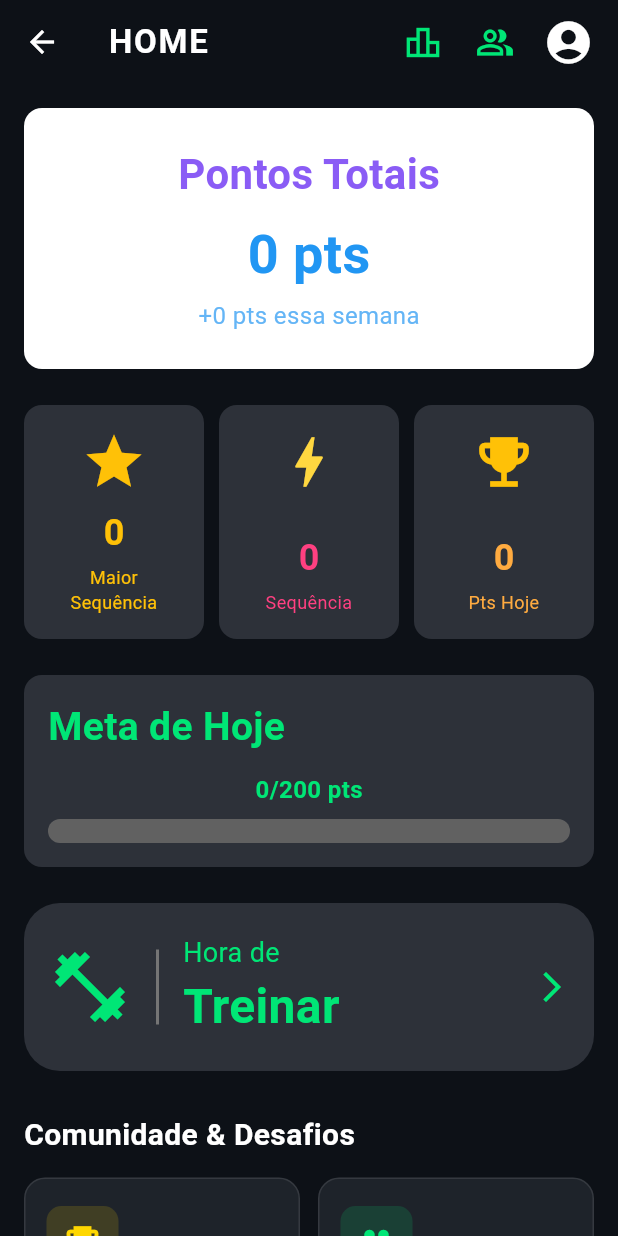
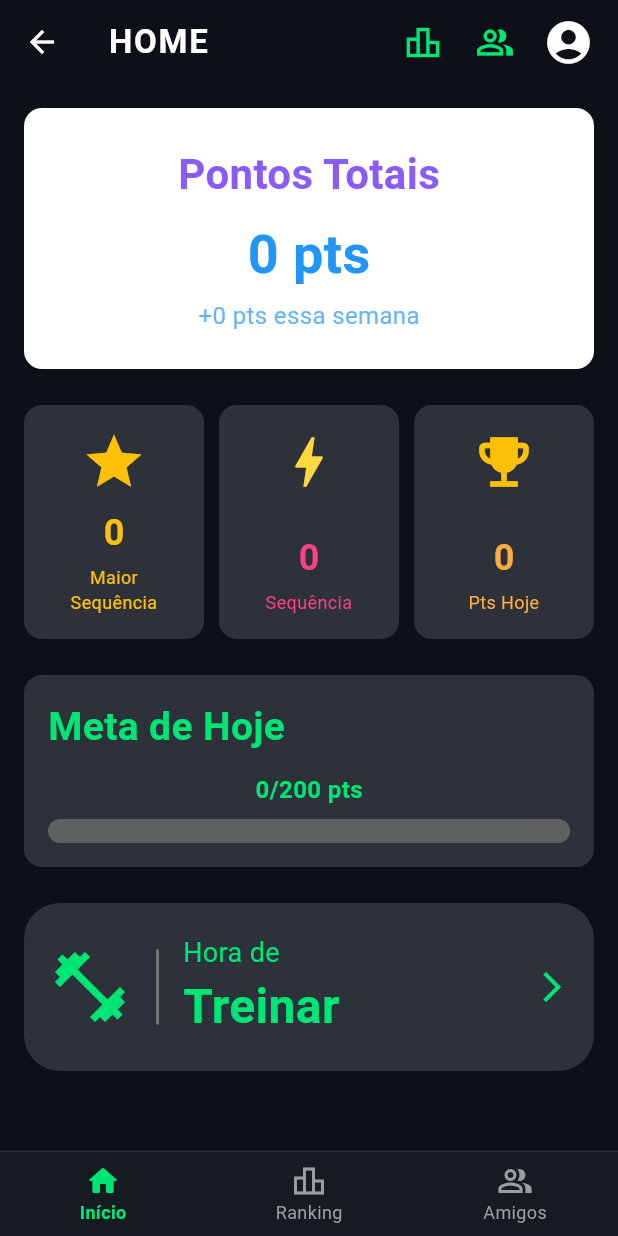
Before and after one commit to heitoroliveira75/EngSoftTrabalho_Personal_TrainerIA, a Flutter app: the HomeScreen screen opened by its route, on a phone screen of 412 x 824 dp. Run offline on Flutter 3.47's test engine with Material 3 defaults, Android fonts, the light colour scheme and no system bars; our stand-ins replace camera; missing offline and left inert: google_mlkit_pose_detection; network calls fail.

Commit message:
Implementação na HUD sobre a barra inferior de navegação

```diff
--- a/lib/screens/home_screen.dart
+++ b/lib/screens/home_screen.dart
@@ -17,8 +17,9 @@ class HomeScreen extends StatefulWidget {
 
 class _HomeScreenState extends State<HomeScreen> {
   // ===========================================================================
-  // VARIÁVEIS DE DADOS
+  // VARIÁVEIS DE DADOS E NAVEGAÇÃO
   // ===========================================================================
+  int _abaSelecionada = 0; // 0 = Início, 1 = Ranking, 2 = Amigos
   int pontosTotais = 0;
   int pontosSemana = 0;
   int maiorSequencia = 0;
@@ -44,10 +45,14 @@ class _HomeScreenState extends State<HomeScreen> {
           pontosSemana = (res['pontuacao_semanal'] as num?)?.toInt() ?? 0;
           pontosHoje = (res['pontuacao_diaria'] as num?)?.toInt() ?? 0;
           sequenciaAtual = (res['sequencia'] as num?)?.toInt() ??
-              (res['pontuacoes'] is Map ? (res['pontuacoes']['sequencia'] as num?)?.toInt() : null) ??
+              (res['pontuacoes'] is Map
+                  ? (res['pontuacoes']['sequencia'] as num?)?.toInt()
+                  : null) ??
               ApiService().sequenciaAtual;
           maiorSequencia = (res['maior_sequencia'] as num?)?.toInt() ??
-              (res['pontuacoes'] is Map ? (res['pontuacoes']['maior_sequencia'] as num?)?.toInt() : null) ??
+              (res['pontuacoes'] is Map
+                  ? (res['pontuacoes']['maior_sequencia'] as num?)?.toInt()
+                  : null) ??
               ApiService().maiorSequenciaAtual;
           if (sequenciaAtual > maiorSequencia) {
             maiorSequencia = sequenciaAtual;
@@ -60,17 +65,22 @@ class _HomeScreenState extends State<HomeScreen> {
     } else {
       final userRes = await ApiService().obterUsuarioAtual();
       if (userRes['sucesso'] == true && ApiService().idUsuarioAtual != null) {
-        final res = await ApiService().verPontuacao(ApiService().idUsuarioAtual!);
+        final res =
+            await ApiService().verPontuacao(ApiService().idUsuarioAtual!);
         if (mounted && res['sucesso'] == true) {
           setState(() {
             pontosTotais = (res['pontuacao_total'] as num?)?.toInt() ?? 0;
             pontosSemana = (res['pontuacao_semanal'] as num?)?.toInt() ?? 0;
             pontosHoje = (res['pontuacao_diaria'] as num?)?.toInt() ?? 0;
             sequenciaAtual = (res['sequencia'] as num?)?.toInt() ??
-                (res['pontuacoes'] is Map ? (res['pontuacoes']['sequencia'] as num?)?.toInt() : null) ??
+                (res['pontuacoes'] is Map
+                    ? (res['pontuacoes']['sequencia'] as num?)?.toInt()
+                    : null) ??
                 ApiService().sequenciaAtual;
             maiorSequencia = (res['maior_sequencia'] as num?)?.toInt() ??
-                (res['pontuacoes'] is Map ? (res['pontuacoes']['maior_sequencia'] as num?)?.toInt() : null) ??
+                (res['pontuacoes'] is Map
+                    ? (res['pontuacoes']['maior_sequencia'] as num?)?.toInt()
+                    : null) ??
                 ApiService().maiorSequenciaAtual;
             if (sequenciaAtual > maiorSequencia) {
               maiorSequencia = sequenciaAtual;
@@ -93,11 +103,33 @@ class _HomeScreenState extends State<HomeScreen> {
     }
   }
 
+  void _mudarAba(int index) {
+    setState(() {
+      _abaSelecionada = index;
+    });
+    if (index == 0) {
+      _carregarPontuacoes();
+    }
+  }
+
   @override
   Widget build(BuildContext context) {
+    final List<Widget> telas = [
+      _buildAbaInicio(),
+      LeaderboardScreen(
+        onBack: () => _mudarAba(0),
+        onOpenAmigos: () => _mudarAba(2),
+      ),
+      AmigosScreen(
+        onBack: () => _mudarAba(0),
+        onOpenLeaderboard: () => _mudarAba(1),
+      ),
+    ];
+
     return Scaffold(
       backgroundColor: const Color(0xFF0D1117),
-      appBar: AppBar(
+      appBar: _abaSelecionada == 0
+          ? AppBar(
               backgroundColor: Colors.transparent,
               elevation: 0,
               title: const Text(
@@ -111,44 +143,91 @@ class _HomeScreenState extends State<HomeScreen> {
               actions: [
                 // Ícone para Leaderboard
                 IconButton(
-            icon: const Icon(Icons.leaderboard_outlined, size: 26, color: Color(0xFF00E676)),
+                  icon: const Icon(
+                    Icons.leaderboard_outlined,
+                    size: 26,
+                    color: Color(0xFF00E676),
+                  ),
                   tooltip: 'Classificação',
-            onPressed: () async {
-              await Navigator.push(
-                context,
-                MaterialPageRoute(builder: (context) => const LeaderboardScreen()),
-              );
-              _carregarPontuacoes();
-            },
+                  onPressed: () => _mudarAba(1),
                 ),
                 // Ícone para Amigos
                 IconButton(
-            icon: const Icon(Icons.people_alt_outlined, size: 26, color: Color(0xFF00E676)),
+                  icon: const Icon(
+                    Icons.people_alt_outlined,
+                    size: 26,
+                    color: Color(0xFF00E676),
+                  ),
                   tooltip: 'Amigos',
-            onPressed: () async {
-              await Navigator.push(
-                context,
-                MaterialPageRoute(builder: (context) => const AmigosScreen()),
-              );
-              _carregarPontuacoes();
-            },
+                  onPressed: () => _mudarAba(2),
                 ),
                 // Ícone de perfil que navega para a tela de Perfil
                 IconButton(
-            icon: const Icon(Icons.account_circle, size: 34, color: Colors.white),
+                  icon: const Icon(
+                    Icons.account_circle,
+                    size: 34,
+                    color: Colors.white,
+                  ),
                   tooltip: 'Meu Perfil',
                   onPressed: () async {
                     await Navigator.push(
                       context,
-                MaterialPageRoute(builder: (context) => const ProfileScreen()),
+                      MaterialPageRoute(
+                        builder: (context) => const ProfileScreen(),
+                      ),
                     );
                     _carregarPontuacoes();
                   },
                 ),
                 const SizedBox(width: 8),
               ],
+            )
+          : null,
+      body: telas[_abaSelecionada],
+      bottomNavigationBar: Container(
+        decoration: const BoxDecoration(
+          border: Border(
+            top: BorderSide(color: Colors.white12, width: 1),
           ),
-      body: RefreshIndicator(
+        ),
+        child: BottomNavigationBar(
+          currentIndex: _abaSelecionada,
+          onTap: (int index) => _mudarAba(index),
+          backgroundColor: const Color(0xFF161B22),
+          selectedItemColor: const Color(0xFF00E676),
+          unselectedItemColor: Colors.grey,
+          selectedLabelStyle: const TextStyle(
+            fontWeight: FontWeight.bold,
+            fontSize: 12,
+          ),
+          unselectedLabelStyle: const TextStyle(
+            fontSize: 12,
+          ),
+          type: BottomNavigationBarType.fixed,
+          items: const [
+            BottomNavigationBarItem(
+              icon: Icon(Icons.home_outlined),
+              activeIcon: Icon(Icons.home_rounded),
+              label: 'Início',
+            ),
+            BottomNavigationBarItem(
+              icon: Icon(Icons.leaderboard_outlined),
+              activeIcon: Icon(Icons.leaderboard_rounded),
+              label: 'Ranking',
+            ),
+            BottomNavigationBarItem(
+              icon: Icon(Icons.people_alt_outlined),
+              activeIcon: Icon(Icons.people_alt_rounded),
+              label: 'Amigos',
+            ),
+          ],
+        ),
+      ),
+    );
+  }
+
+  Widget _buildAbaInicio() {
+    return RefreshIndicator(
       onRefresh: _carregarPontuacoes,
       color: const Color(0xFF00E676),
       backgroundColor: const Color(0xFF1E232A),
@@ -323,7 +402,11 @@ class _HomeScreenState extends State<HomeScreen> {
                       color: Color(0xFF00E676),
                     ),
                     const SizedBox(width: 16),
-                      Container(height: 50, width: 2, color: Colors.grey.shade600),
+                    Container(
+                      height: 50,
+                      width: 2,
+                      color: Colors.grey.shade600,
+                    ),
                     const SizedBox(width: 16),
                     const Column(
                       crossAxisAlignment: CrossAxisAlignment.start,
@@ -355,113 +438,7 @@ class _HomeScreenState extends State<HomeScreen> {
                 ),
               ),
             ),
-
-              // Espaçamento
-              const SizedBox(height: 28),
-
-              // 5. Seção Comunidade & Competição (Atalhos para Leaderboard e Amigos)
-              const Text(
-                'Comunidade & Desafios',
-                style: TextStyle(
-                  color: Colors.white,
-                  fontSize: 20,
-                  fontWeight: FontWeight.bold,
-                ),
-              ),
-              const SizedBox(height: 14),
-
-              Row(
-                children: [
-                  // Card Leaderboard
-                  Expanded(
-                    child: _buildShortcutCard(
-                      icon: Icons.emoji_events,
-                      iconColor: const Color(0xFFFFD700),
-                      title: 'Classificação',
-                      subtitle: 'Ver Ranking',
-                      onTap: () {
-                        Navigator.push(
-                          context,
-                          MaterialPageRoute(
-                            builder: (context) => const LeaderboardScreen(),
-                          ),
-                        );
-                      },
-                    ),
-                  ),
-                  const SizedBox(width: 12),
-                  // Card Amigos
-                  Expanded(
-                    child: _buildShortcutCard(
-                      icon: Icons.group,
-                      iconColor: const Color(0xFF00E676),
-                      title: 'Amigos',
-                      subtitle: 'Ver Conexões',
-                      onTap: () {
-                        Navigator.push(
-                          context,
-                          MaterialPageRoute(
-                            builder: (context) => const AmigosScreen(),
-                          ),
-                        );
-                      },
-                    ),
-                  ),
-                ],
-              ),
             const SizedBox(height: 16),
-            ],
-          ),
-        ),
-      ),
-    );
-  }
-
-  Widget _buildShortcutCard({
-    required IconData icon,
-    required Color iconColor,
-    required String title,
-    required String subtitle,
-    required VoidCallback onTap,
-  }) {
-    return InkWell(
-      onTap: onTap,
-      borderRadius: BorderRadius.circular(14),
-      child: Container(
-        padding: const EdgeInsets.symmetric(vertical: 18, horizontal: 14),
-        decoration: BoxDecoration(
-          color: const Color(0xFF1E232A),
-          borderRadius: BorderRadius.circular(14),
-          border: Border.all(color: Colors.white10),
-        ),
-        child: Column(
-          crossAxisAlignment: CrossAxisAlignment.start,
-          children: [
-            Container(
-              padding: const EdgeInsets.all(10),
-              decoration: BoxDecoration(
-                color: iconColor.withValues(alpha: 0.15),
-                borderRadius: BorderRadius.circular(10),
-              ),
-              child: Icon(icon, color: iconColor, size: 28),
-            ),
-            const SizedBox(height: 12),
-            Text(
-              title,
-              style: const TextStyle(
-                color: Colors.white,
-                fontSize: 16,
-                fontWeight: FontWeight.bold,
-              ),
-            ),
-            const SizedBox(height: 2),
-            Text(
-              subtitle,
-              style: const TextStyle(
-                color: Colors.white54,
-                fontSize: 12,
-              ),
-            ),
           ],
         ),
       ),
```
Also changed, not shown: lib/screens/amigos_screen.dart (+23 -6 lines), lib/screens/leaderboard_screen.dart (+23 -2 lines). Lines whose indentation alone changed are shown as unchanged.
